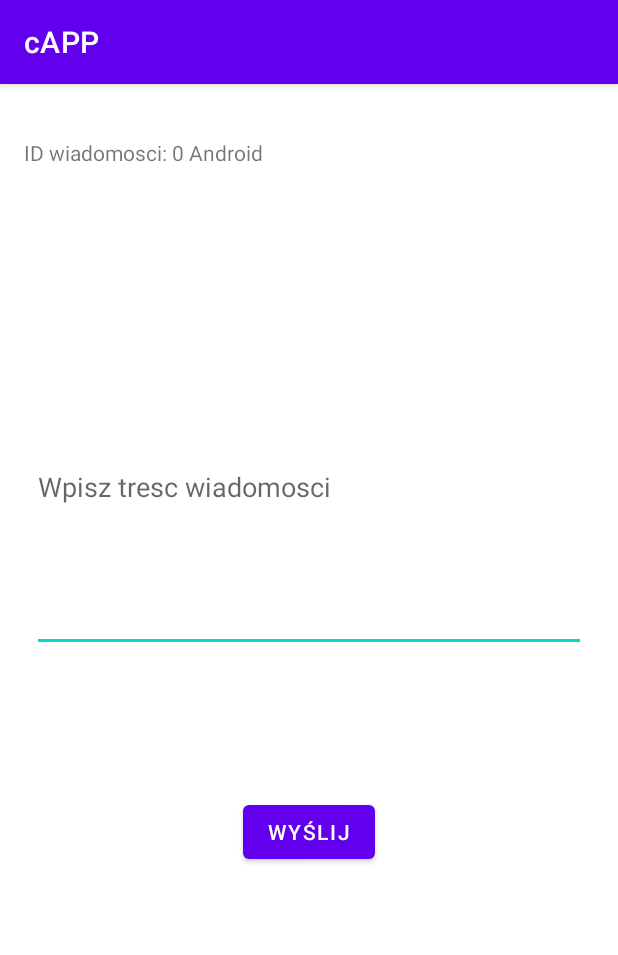
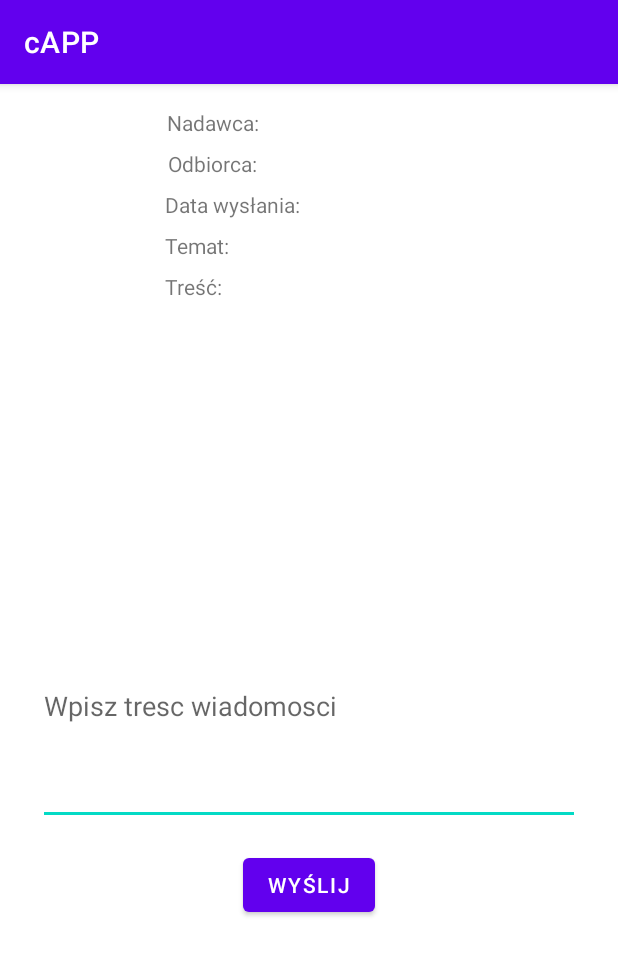
Before and after one commit to ValadaRP/Pwsteprojekt1, an Android app: the WiadomosciOdebrane screen opened directly, with no data from a screen before it, after a tap on "Android", on a phone screen of 412 x 824 dp. Shown: the top 955 px of the screen. Run offline under Robolectric (Android 15) with nearby library versions, the phone set to English and light mode, and no system bars.

Commit message:
Modyfikacja wiadomosci

```diff
--- a/app/src/main/AndroidManifest.xml
+++ b/app/src/main/AndroidManifest.xml
@@ -16,6 +16,12 @@
         android:roundIcon="@mipmap/ic_launcher_round"
         android:supportsRtl="true"
         android:theme="@style/Theme.PwsteProjekt">
+        <activity
+            android:name=".WiadomosciWyslane"
+            android:exported="false" />
+        <activity
+            android:name=".WiadomosciMain"
+            android:exported="false" />
         <activity
             android:name=".ZleceniaInfo"
             android:exported="true" />
@@ -59,7 +65,7 @@
             android:name=".Zlecenia"
             android:exported="false" />
         <activity
-            android:name=".Wiadomosci"
+            android:name=".WiadomosciOdebrane"
             android:exported="false" />
         <activity
             android:name=".Usterka"
--- a/app/src/main/java/com/example/pwsteprojekt/MainActivity.java
+++ b/app/src/main/java/com/example/pwsteprojekt/MainActivity.java
@@ -36,7 +36,7 @@ public class MainActivity extends AppCompatActivity {
         button_wiadomosci.setOnClickListener(new View.OnClickListener() {
             @Override
             public void onClick(View v) {
-                Intent intent = new Intent(MainActivity.this,Wiadomosci.class);
+                Intent intent = new Intent(MainActivity.this,WiadomosciMain.class);
                 startActivity(intent);
             }
         });
--- a/app/src/main/java/com/example/pwsteprojekt/Wiadomosci.java
+++ b/app/src/main/java/com/example/pwsteprojekt/WiadomosciOdebrane.java
@@ -7,8 +7,6 @@ import android.os.Bundle;
 import android.view.View;
 import android.widget.AdapterView;
 import android.widget.ArrayAdapter;
-import android.widget.Button;
-import android.widget.EditText;
 import android.widget.ListView;
 import android.widget.TextView;
 import android.widget.Toast;
@@ -16,32 +14,32 @@ import android.widget.Toast;
 import java.util.ArrayList;
 import java.util.Collections;
 
-public class Wiadomosci extends AppCompatActivity {
+public class WiadomosciOdebrane extends AppCompatActivity {
 
     private ListView list;
     private ArrayAdapter<String> adapter;
-    private ArrayList<String> wiadomosci;
+    private ArrayList<String> wiadomosciOdebrane;
     private TextView infoW;
 
     @Override
     protected void onCreate(Bundle savedInstanceState) {
         super.onCreate(savedInstanceState);
-        setContentView(R.layout.activity_wiadomosci);
+        setContentView(R.layout.activity_wiadomosci_odebrane);
         list =  findViewById(R.id.list);
         infoW = findViewById(R.id.infoW);
         //String[] wiadomosci = {};
-        wiadomosci = new ArrayList<String>();
-        Collections.addAll(wiadomosci,new String[]{"Android","IPhone","JEDZIE POCIAG Z DALEKA NA NIKOGO NIE CZEKA","WindowsMobile","Blackberry","WebOS","Ubuntu","Windows7","Max OS X"});
-        adapter = new ArrayAdapter<String>(this, android.R.layout.simple_list_item_1,wiadomosci);
+        wiadomosciOdebrane = new ArrayList<String>();
+        Collections.addAll(wiadomosciOdebrane,new String[]{"Android","IPhone","JEDZIE POCIAG Z DALEKA NA NIKOGO NIE CZEKA","WindowsMobile","Blackberry","WebOS","Ubuntu","Windows7","Max OS X"});
+        adapter = new ArrayAdapter<String>(this, android.R.layout.simple_list_item_1,wiadomosciOdebrane);
         list.setAdapter(adapter);
         list.setOnItemClickListener(this::onItemClick);
 
         list.setOnItemLongClickListener(new AdapterView.OnItemLongClickListener() {
             @Override
             public boolean onItemLongClick(AdapterView<?> adapterView, View view, int position, long id) {
-                wiadomosci.remove(position);
+                wiadomosciOdebrane.remove(position);
                 list.invalidateViews();
-                Toast.makeText(Wiadomosci.this, "Wiadomosc zostala usunięta", Toast.LENGTH_SHORT).show();
+                Toast.makeText(WiadomosciOdebrane.this, "Wiadomosc zostala usunięta", Toast.LENGTH_SHORT).show();
                 return true;
             }
         });
@@ -50,7 +48,7 @@ public class Wiadomosci extends AppCompatActivity {
     public void onItemClick(AdapterView<?> parent, View view, int position, long id){
         String wiadomosc = list.getItemAtPosition(position).toString();
         String idwiad = String.valueOf(id);
-        Intent intent = new Intent(Wiadomosci.this,WiadomosciWyslij.class);
+        Intent intent = new Intent(WiadomosciOdebrane.this,WiadomosciWyslij.class);
         intent.putExtra("wiadomosc", wiadomosc);
         intent.putExtra("idwiadomosc",idwiad);
         startActivity(intent);
--- a/app/src/main/java/com/example/pwsteprojekt/WiadomosciWyslij.java
+++ b/app/src/main/java/com/example/pwsteprojekt/WiadomosciWyslij.java
@@ -2,6 +2,7 @@ package com.example.pwsteprojekt;
 
 import androidx.appcompat.app.AppCompatActivity;
 
+import android.annotation.SuppressLint;
 import android.content.Intent;
 import android.os.Bundle;
 import android.view.View;
@@ -12,11 +13,13 @@ import android.widget.Toast;
 
 public class WiadomosciWyslij extends AppCompatActivity {
 
-    private TextView wyswietlanyTekst;
+    private TextView nadawcaTV,odbiorcaTV,dataWyslaniaTV,tematTV,trescTV;
     private Button wyslijButton;
     private EditText editTextTresc;
 
 
+
+    @SuppressLint("MissingInflatedId")
     @Override
     protected void onCreate(Bundle savedInstanceState) {
         super.onCreate(savedInstanceState);
@@ -25,7 +28,11 @@ public class WiadomosciWyslij extends AppCompatActivity {
         Intent intent = getIntent();
         Bundle bundle = intent.getExtras();
 
-        wyswietlanyTekst = findViewById(R.id.wyswietlanyTekst);
+        nadawcaTV = findViewById(R.id.nadawcaTV);
+        odbiorcaTV = findViewById(R.id.nadawcaTV);
+        dataWyslaniaTV = findViewById(R.id.dataWyslaniaTV);
+        tematTV = findViewById(R.id.tematTV);
+        trescTV = findViewById(R.id.trescTV);
         wyslijButton = findViewById(R.id.wyslijButton);
         editTextTresc = findViewById(R.id.editTextTresc);
 
@@ -33,7 +40,6 @@ public class WiadomosciWyslij extends AppCompatActivity {
         {
             String id = (String) bundle.get("idwiadomosc");
             String j =(String) bundle.get("wiadomosc");
-            wyswietlanyTekst.setText("ID wiadomosci: " + id + " " +  j);
         }
         wyslijButton.setOnClickListener(new View.OnClickListener() {
             @Override
--- a/app/src/main/res/layout/activity_wiadomosci.xml
+++ b/app/src/main/res/layout/activity_wiadomosci_odebrane.xml
@@ -4,7 +4,7 @@
     xmlns:tools="http://schemas.android.com/tools"
     android:layout_width="match_parent"
     android:layout_height="match_parent"
-    tools:context=".Wiadomosci">
+    tools:context=".WiadomosciOdebrane">
 
     <TextView
         android:id="@+id/infoW"
--- a/app/src/main/res/layout/activity_wiadomosci_wyslij.xml
+++ b/app/src/main/res/layout/activity_wiadomosci_wyslij.xml
@@ -6,40 +6,104 @@
     android:layout_height="match_parent"
     tools:context=".WiadomosciWyslij">
 
-    <TextView
-        android:id="@+id/wyswietlanyTekst"
-        android:layout_width="381dp"
-        android:layout_height="67dp"
-        android:layout_marginStart="176dp"
-        android:layout_marginTop="36dp"
-        android:layout_marginEnd="177dp"
-        app:layout_constraintEnd_toEndOf="parent"
-        app:layout_constraintHorizontal_bias="0.497"
-        app:layout_constraintStart_toStartOf="parent"
-        app:layout_constraintTop_toTopOf="parent" />
-
     <Button
         android:id="@+id/wyslijButton"
         android:layout_width="wrap_content"
         android:layout_height="wrap_content"
         android:layout_marginStart="158dp"
-        android:layout_marginTop="96dp"
+        android:layout_marginTop="16dp"
         android:layout_marginEnd="159dp"
         android:text="@string/but_wiadomosc_wyslij"
+        app:layout_constraintBottom_toBottomOf="parent"
         app:layout_constraintEnd_toEndOf="parent"
         app:layout_constraintHorizontal_bias="0.6"
         app:layout_constraintStart_toStartOf="parent"
-        app:layout_constraintTop_toBottomOf="@+id/editTextTresc" />
+        app:layout_constraintTop_toBottomOf="@+id/editTextTresc"
+        app:layout_constraintVertical_bias="0.0" />
 
     <EditText
         android:id="@+id/editTextTresc"
-        android:layout_width="369dp"
-        android:layout_height="219dp"
-        android:layout_marginTop="56dp"
+        android:layout_width="361dp"
+        android:layout_height="158dp"
+        android:layout_marginTop="12dp"
         android:ems="10"
         android:hint="@string/edit_trescWiadomosci"
         android:inputType="textPersonName"
         app:layout_constraintEnd_toEndOf="parent"
         app:layout_constraintStart_toStartOf="parent"
-        app:layout_constraintTop_toBottomOf="@+id/wyswietlanyTekst" />
+        app:layout_constraintTop_toBottomOf="@+id/trescTV" />
+
+    <TextView
+        android:id="@+id/nadawcaTV"
+        android:layout_width="195dp"
+        android:layout_height="23dp"
+        android:layout_marginStart="110dp"
+        android:layout_marginTop="16dp"
+        android:layout_marginEnd="104dp"
+        android:text="Nadawca: "
+        app:layout_constraintEnd_toEndOf="parent"
+        app:layout_constraintStart_toStartOf="parent"
+        app:layout_constraintTop_toTopOf="parent" />
+
+    <TextView
+        android:id="@+id/odbiorcaTV"
+        android:layout_width="195dp"
+        android:layout_height="23dp"
+        android:layout_marginStart="111dp"
+        android:layout_marginTop="4dp"
+        android:layout_marginEnd="104dp"
+        android:text="Odbiorca:"
+        app:layout_constraintEnd_toEndOf="parent"
+        app:layout_constraintStart_toStartOf="parent"
+        app:layout_constraintTop_toBottomOf="@+id/nadawcaTV" />
+
+    <TextView
+        android:id="@+id/dataWyslaniaTV"
+        android:layout_width="195dp"
+        android:layout_height="23dp"
+        android:layout_marginStart="110dp"
+        android:layout_marginTop="4dp"
+        android:layout_marginEnd="98dp"
+        android:text="Data wysłania: "
+        app:layout_constraintEnd_toEndOf="parent"
+        app:layout_constraintHorizontal_bias="0.0"
+        app:layout_constraintStart_toStartOf="parent"
+        app:layout_constraintTop_toBottomOf="@+id/odbiorcaTV" />
+
+    <TextView
+        android:id="@+id/tematTV"
+        android:layout_width="195dp"
+        android:layout_height="23dp"
+        android:layout_marginStart="110dp"
+        android:layout_marginTop="4dp"
+        android:layout_marginEnd="99dp"
+        android:text="Temat: "
+        app:layout_constraintEnd_toEndOf="parent"
+        app:layout_constraintHorizontal_bias="0.0"
+        app:layout_constraintStart_toStartOf="parent"
+        app:layout_constraintTop_toBottomOf="@+id/dataWyslaniaTV" />
+
+    <TextView
+        android:id="@+id/textView52"
+        android:layout_width="195dp"
+        android:layout_height="23dp"
+        android:layout_marginStart="110dp"
+        android:layout_marginTop="4dp"
+        android:layout_marginEnd="101dp"
+        android:text="Treść: "
+        app:layout_constraintEnd_toEndOf="parent"
+        app:layout_constraintHorizontal_bias="0.0"
+        app:layout_constraintStart_toStartOf="parent"
+        app:layout_constraintTop_toBottomOf="@+id/tematTV" />
+
+    <TextView
+        android:id="@+id/trescTV"
+        android:layout_width="365dp"
+        android:layout_height="165dp"
+        android:layout_marginStart="43dp"
+        android:layout_marginTop="10dp"
+        android:layout_marginEnd="33dp"
+        app:layout_constraintEnd_toEndOf="parent"
+        app:layout_constraintStart_toStartOf="parent"
+        app:layout_constraintTop_toBottomOf="@+id/textView52" />
 </androidx.constraintlayout.widget.ConstraintLayout>
--- a/app/src/main/res/values/strings.xml
+++ b/app/src/main/res/values/strings.xml
@@ -57,5 +57,7 @@
     <string name="podajLiczbeSztHint">Podaj liczbe szt</string>
     <string name="nrRejestracyjnyCiagnika">Nr rejestracyjny Ciagnika</string>
     <string name="utworzNoweZlecenie">Utworz nowe zlecenie</string>
+    <string name="wiadOdebrane">Odebrane</string>
+    <string name="wiadWyslane">Wyslane</string>
 
 </resources>
```
Also changed, not shown: app/src/main/java/com/example/pwsteprojekt/WiadomosciMain.java (added, +38 -0 lines), app/src/main/java/com/example/pwsteprojekt/WiadomosciWyslane.java (added, +60 -0 lines), app/src/main/res/layout/activity_wiadomosci_main.xml (added, +30 -0 lines), app/src/main/res/layout/activity_wiadomosci_wyslane.xml (added, +28 -0 lines).
